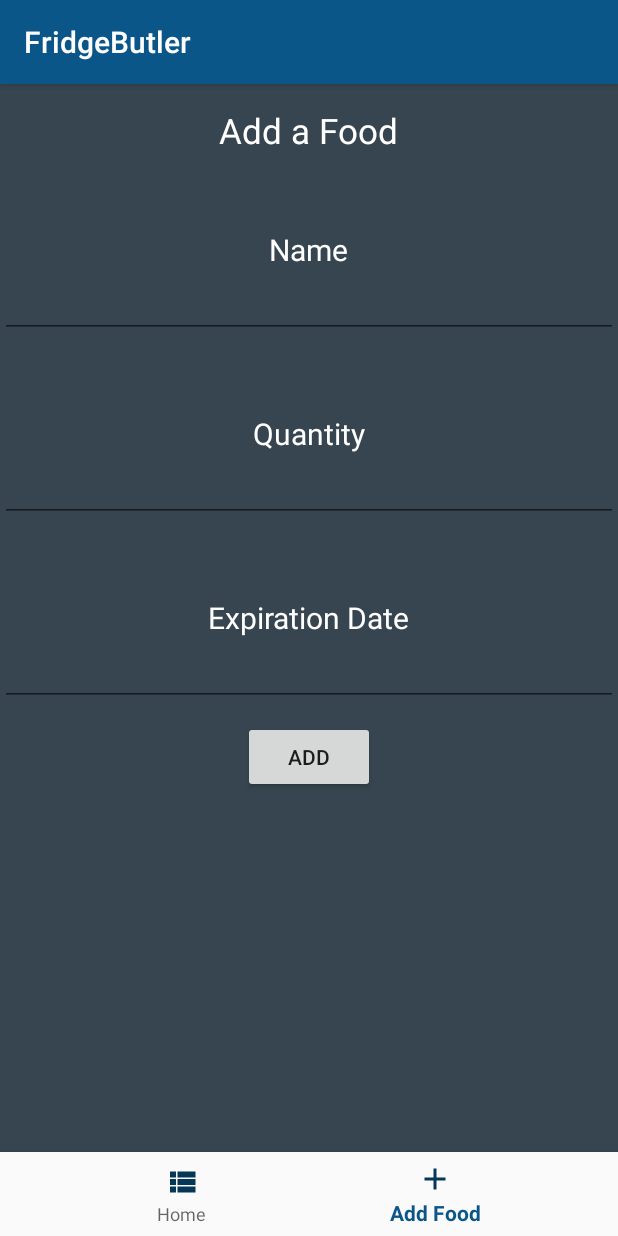
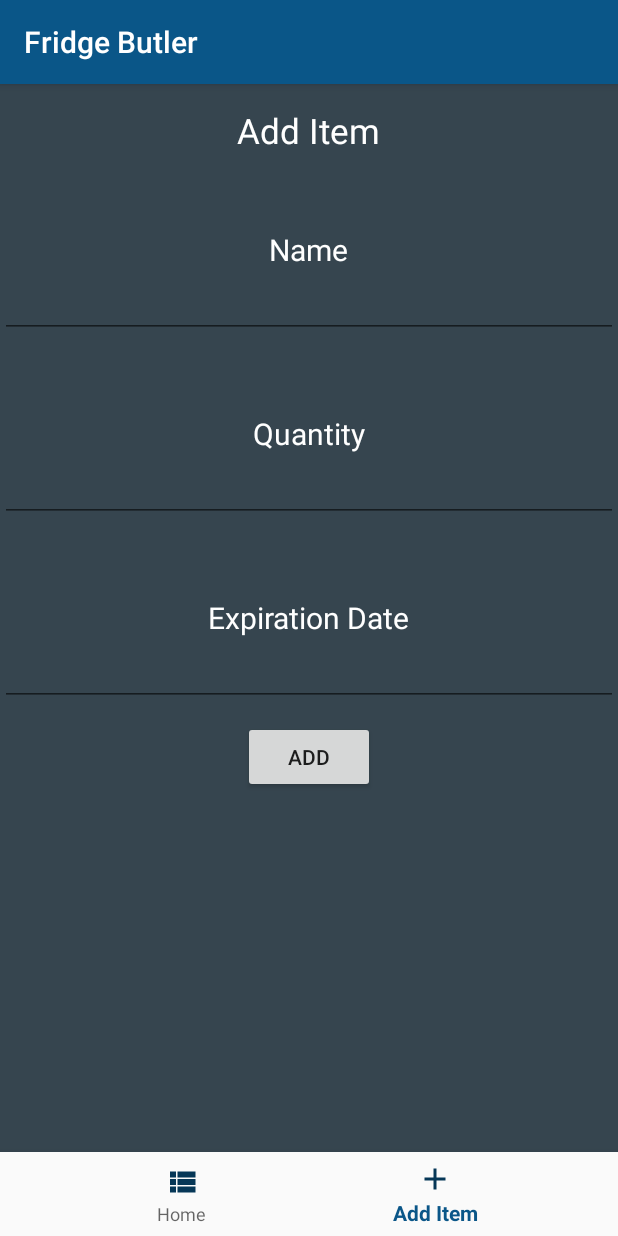
Before and after one commit to zeel107/FridgeButler, an Android app: the screen it shows after launch (MainActivity), item 2 of the bottom bar chosen, on a phone screen of 412 x 824 dp. Run offline under Robolectric (Android 15) with nearby library versions, the phone set to English and light mode, and no system bars.

Commit message:
Name changes

```diff
--- a/FoodTracker3/app/src/main/res/layout/fragment_add.xml
+++ b/FoodTracker3/app/src/main/res/layout/fragment_add.xml
@@ -12,7 +12,7 @@
         android:paddingTop="15dp"
         android:textSize="23sp"
         android:textColor="@android:color/white"
-        android:text="Add a Food"
+        android:text="Add Item"
         android:layout_gravity="center"
          />
 
--- a/FoodTracker3/app/src/main/res/menu/bottom_navigation.xml
+++ b/FoodTracker3/app/src/main/res/menu/bottom_navigation.xml
@@ -7,6 +7,6 @@
     <item
         android:id="@+id/nav_add"
         android:icon="@drawable/ic_add_black_24dp"
-        android:title="Add Food"
+        android:title="Add Item"
         />
 </menu>
--- a/FoodTracker3/app/src/main/res/values/strings.xml
+++ b/FoodTracker3/app/src/main/res/values/strings.xml
@@ -1,3 +1,3 @@
 <resources>
-    <string name="app_name">FridgeButler</string>
+    <string name="app_name">Fridge Butler</string>
 </resources>
```
